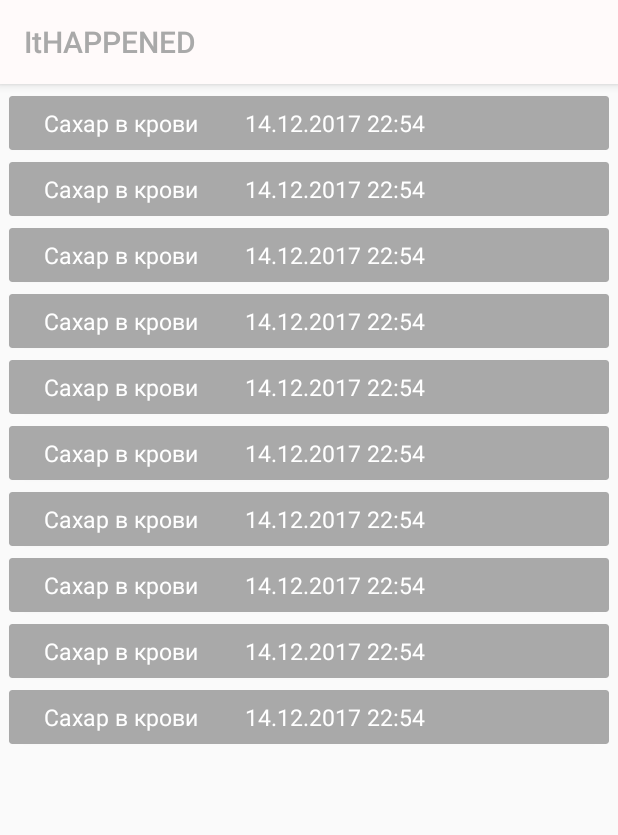
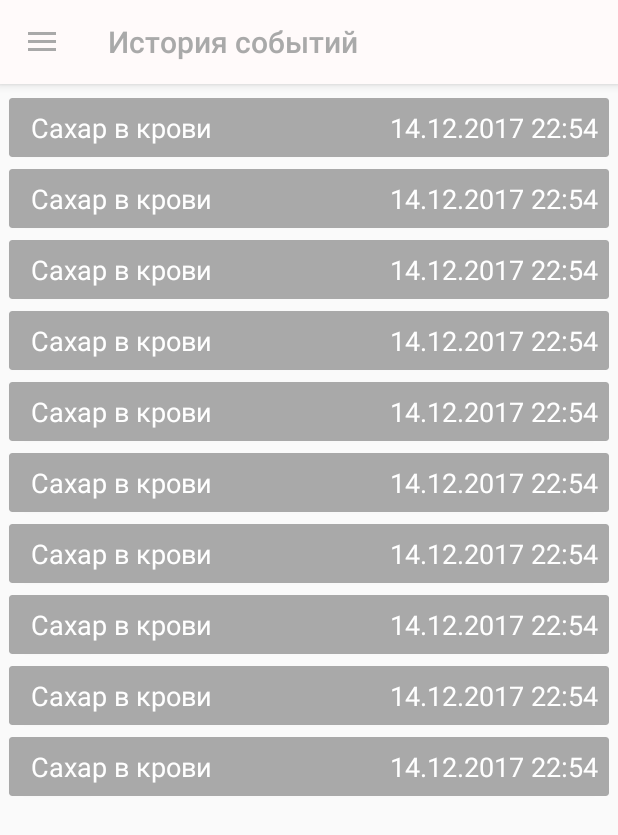
Before and after one commit to LeagueOfDevelopers/ItHappened, an Android app: the UserActionsActivity screen opened directly, with no data from a screen before it, in the side drawer, after a tap on "История событий", on a phone screen of 412 x 824 dp. Shown: the top 835 px of the screen. Run offline under Robolectric (Android 15) with nearby library versions, the phone set to English and light mode, and no system bars.

Commit message:
Delete activity and add only fragment fo EventsHistory. Add side menu for EventsHistory

```diff
--- a/Android/ItHappenedAndroid/app/src/main/AndroidManifest.xml
+++ b/Android/ItHappenedAndroid/app/src/main/AndroidManifest.xml
@@ -17,15 +17,13 @@
             </intent-filter>
         </activity>
         <activity
-            android:name=".Activities.TrackingsActivity"
+            android:name=".Activities.UserActionsActivity"
             android:label="@string/app_name"
             android:theme="@style/AppTheme.NoActionBar"></activity>
 
         <activity android:name=".Activities.AddNewTrackingActivity"
             android:theme="@style/Theme.MyBack">
         </activity>
-
-        <activity android:name=".Activities.EventsActivity"></activity>
     </application>
 
 </manifest>
--- a/Android/ItHappenedAndroid/app/src/main/java/com/example/ithappenedandroid/Activities/AddNewTrackingActivity.java
+++ b/Android/ItHappenedAndroid/app/src/main/java/com/example/ithappenedandroid/Activities/AddNewTrackingActivity.java
@@ -45,7 +45,7 @@ public class AddNewTrackingActivity extends AppCompatActivity {
     public boolean onOptionsItemSelected(MenuItem item) {
         switch (item.getItemId()) {
             case android.R.id.home:
-                startActivity(new Intent(this, TrackingsActivity.class));
+                startActivity(new Intent(this, UserActionsActivity.class));
                 return true;
             default:
                 return super.onOptionsItemSelected(item);
--- a/Android/ItHappenedAndroid/app/src/main/java/com/example/ithappenedandroid/Activities/EventsActivity.java
+++ /dev/null
@@ -1,28 +0,0 @@
-package com.example.ithappenedandroid.Activities;
-
-import android.app.FragmentTransaction;
-import android.os.Bundle;
-import android.support.annotation.Nullable;
-import android.support.v7.app.AppCompatActivity;
-
-import com.example.ithappenedandroid.Fragments.EventsFragment;
-import com.example.ithappenedandroid.R;
-
-
-public class EventsActivity extends AppCompatActivity {
-
-    EventsFragment eventsFrg;
-    FragmentTransaction fTrans;
-
-    @Override
-    protected void onCreate(@Nullable Bundle savedInstanceState) {
-        super.onCreate(savedInstanceState);
-        setContentView(R.layout.activity_events_history);
-
-        eventsFrg = new EventsFragment();
-
-        fTrans = getFragmentManager().beginTransaction();
-        fTrans.replace(R.id.eventsFrg, eventsFrg);
-        fTrans.commit();
-    }
-}
--- a/Android/ItHappenedAndroid/app/src/main/java/com/example/ithappenedandroid/Activities/MainActivity.java
+++ b/Android/ItHappenedAndroid/app/src/main/java/com/example/ithappenedandroid/Activities/MainActivity.java
@@ -21,14 +21,14 @@ public class MainActivity extends AppCompatActivity {
         startTrackingButton.setOnClickListener(new View.OnClickListener() {
             @Override
             public void onClick(View view) {
-                Intent intent = new Intent(MainActivity.this, TrackingsActivity.class);
+                Intent intent = new Intent(MainActivity.this, UserActionsActivity.class);
                 startActivity(intent);
             }
         });
     }
 
     public void onClick(){
-        Intent intent = new Intent(getApplicationContext(), TrackingsActivity.class);
+        Intent intent = new Intent(getApplicationContext(), UserActionsActivity.class);
         startActivity(intent);
     }
 }
--- a/Android/ItHappenedAndroid/app/src/main/java/com/example/ithappenedandroid/Activities/TrackingsActivity.java
+++ b/Android/ItHappenedAndroid/app/src/main/java/com/example/ithappenedandroid/Activities/UserActionsActivity.java
@@ -1,7 +1,6 @@
 package com.example.ithappenedandroid.Activities;
 
 import android.app.FragmentTransaction;
-import android.content.Intent;
 import android.graphics.Color;
 import android.os.Bundle;
 import android.support.design.widget.NavigationView;
@@ -12,10 +11,11 @@ import android.support.v7.app.AppCompatActivity;
 import android.support.v7.widget.Toolbar;
 import android.view.MenuItem;
 
+import com.example.ithappenedandroid.Fragments.EventsFragment;
 import com.example.ithappenedandroid.Fragments.TrackingsFragment;
 import com.example.ithappenedandroid.R;
 
-public class TrackingsActivity extends AppCompatActivity
+public class UserActionsActivity extends AppCompatActivity
         implements NavigationView.OnNavigationItemSelectedListener {
 
     TrackingsFragment trackFrg;
@@ -31,6 +31,8 @@ public class TrackingsActivity extends AppCompatActivity
         fTrans = getFragmentManager().beginTransaction();
         fTrans.replace(R.id.trackingsFrg, trackFrg);
         fTrans.commit();
+
+        setTitle("Мои отслеживания");
 
        Toolbar toolbar = (Toolbar) findViewById(R.id.toolbar);
         toolbar.setTitleTextColor(Color.parseColor("#a9a9a9"));
@@ -52,7 +54,12 @@ public class TrackingsActivity extends AppCompatActivity
         if (drawer.isDrawerOpen(GravityCompat.START)) {
             drawer.closeDrawer(GravityCompat.START);
         } else {
-            super.onBackPressed();
+            setTitle("Мои отслеживания");
+            trackFrg = new TrackingsFragment();
+
+            fTrans = getFragmentManager().beginTransaction();
+            fTrans.replace(R.id.trackingsFrg, trackFrg);
+            fTrans.commit();
         }
     }
 
@@ -75,12 +82,28 @@ public class TrackingsActivity extends AppCompatActivity
         // Handle navigation view item clicks here.
         int id = item.getItemId();
 
+        if(id == R.id.my_events){
+            trackFrg = new TrackingsFragment();
+
+            fTrans = getFragmentManager().beginTransaction();
+            fTrans.replace(R.id.trackingsFrg, trackFrg);
+            fTrans.commit();
+
+            setTitle("Мои отслеживания");
+        }
+
         if (id == R.id.events_history) {
-            startActivity(new Intent(this, EventsActivity.class));
+            setTitle("История событий");
+            EventsFragment eventsFrg = new EventsFragment();
+
+            fTrans = getFragmentManager().beginTransaction();
+            fTrans.replace(R.id.trackingsFrg, eventsFrg);
+            fTrans.commit();
         }
 
         DrawerLayout drawer = (DrawerLayout) findViewById(R.id.drawer_layout);
         drawer.closeDrawer(GravityCompat.START);
         return true;
     }
+
 }
--- a/Android/ItHappenedAndroid/app/src/main/res/layout/app_bar_tracking.xml
+++ b/Android/ItHappenedAndroid/app/src/main/res/layout/app_bar_tracking.xml
@@ -4,7 +4,7 @@
     xmlns:tools="http://schemas.android.com/tools"
     android:layout_width="match_parent"
     android:layout_height="match_parent"
-    tools:context="com.example.ithappenedandroid.Activities.TrackingsActivity">
+    tools:context="com.example.ithappenedandroid.Activities.UserActionsActivity">
 
     <android.support.design.widget.AppBarLayout
         android:layout_width="match_parent"
--- a/Android/ItHappenedAndroid/app/src/main/res/layout/event_item.xml
+++ b/Android/ItHappenedAndroid/app/src/main/res/layout/event_item.xml
@@ -31,7 +31,7 @@
                     android:layout_width="150dp"
                     android:layout_height="wrap_content"
                     android:text="Сахар в крови"
-                    android:textSize="15sp"
+                    android:textSize="18sp"
                     android:textColor="#FFFFFF"
                     >
                 </TextView>
@@ -40,13 +40,13 @@
                     android:id="@+id/eventDate"
                     android:layout_width="wrap_content"
                     android:layout_height="wrap_content"
+                    android:layout_alignParentEnd="true"
+                    android:layout_alignParentRight="true"
                     android:layout_alignParentTop="true"
-                    android:layout_toEndOf="@+id/TrackingTitle"
-                    android:layout_toRightOf="@+id/TrackingTitle"
                     android:padding="7dp"
                     android:text="14.12.2017 22:54"
                     android:textColor="#FFFFFF"
-                    android:textSize="15sp" />
+                    android:textSize="18sp" />
 
             </RelativeLayout>
 
```
